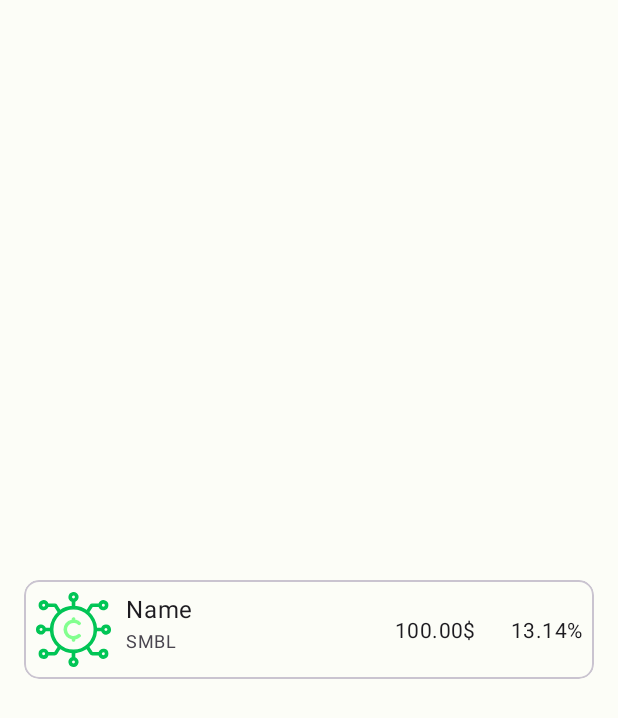
After one commit to hexley21/CoinFuse, an Android app: the layout coin_item.xml on its own in the app's theme, with its tools: preview values and no code run, on a phone screen of 412 x 824 dp. The commit adds this screen. Shown: the top 718 px of the screen. Run offline under Robolectric (Android 15) with nearby library versions, the phone set to English and light mode, and no system bars.

Commit message:
feat(coins/ui): add rv to fragment and create coin item layout

```diff
--- /dev/null
+++ b/app/src/main/res/layout/coin_item.xml
@@ -0,0 +1,90 @@
+<?xml version="1.0" encoding="utf-8"?>
+<layout xmlns:android="http://schemas.android.com/apk/res/android"
+    xmlns:app="http://schemas.android.com/apk/res-auto"
+    xmlns:tools="http://schemas.android.com/tools">
+
+    <data>
+        <variable name="name" type="String" />
+        <variable name="symbol" type="String" />
+        <variable name="price" type="String" />
+        <variable name="change" type="String" />
+    </data>
+
+    <com.google.android.material.card.MaterialCardView
+        android:id="@+id/card_view"
+        android:layout_width="match_parent"
+        android:layout_height="wrap_content"
+        android:layout_gravity="center"
+        android:layout_marginStart="16dp"
+        android:layout_marginTop="8dp"
+        android:layout_marginEnd="16dp"
+        android:elevation="3dp"
+        app:cardCornerRadius="10dp"
+        app:contentPadding="8dp">
+
+        <androidx.constraintlayout.widget.ConstraintLayout
+            android:layout_width="match_parent"
+            android:layout_height="wrap_content">
+
+            <androidx.appcompat.widget.AppCompatImageView
+                android:id="@+id/img_coin"
+                android:layout_width="50dp"
+                android:layout_height="50dp"
+                app:layout_constraintStart_toStartOf="parent"
+                app:layout_constraintTop_toTopOf="parent"
+                tools:src="@drawable/logo"/>
+
+            <com.google.android.material.textview.MaterialTextView
+                android:id="@+id/tv_name"
+                android:layout_width="wrap_content"
+                android:layout_height="wrap_content"
+                android:layout_marginStart="10dp"
+                android:ellipsize="end"
+                android:gravity="center|start"
+                android:maxLines="1"
+                android:scrollHorizontally="true"
+                android:text="@{name}"
+                android:textAppearance="?attr/textAppearanceBodyLarge"
+                app:layout_constraintStart_toEndOf="@+id/img_coin"
+                app:layout_constraintTop_toTopOf="parent"
+                tools:text="Name" />
+
+            <com.google.android.material.textview.MaterialTextView
+                android:id="@+id/tv_symbol"
+                android:layout_width="0dp"
+                android:layout_height="wrap_content"
+                android:layout_marginStart="10dp"
+                android:layout_marginTop="2dp"
+                android:text="@{symbol}"
+                android:textAppearance="?attr/textAppearanceBodySmall"
+                app:layout_constraintStart_toEndOf="@+id/img_coin"
+                app:layout_constraintTop_toBottomOf="@+id/tv_name"
+                tools:text="SMBL" />
+
+            <com.google.android.material.textview.MaterialTextView
+                android:id="@+id/tv_price"
+                android:layout_width="0dp"
+                android:layout_height="wrap_content"
+                android:layout_marginEnd="24dp"
+                android:gravity="end"
+                android:text="@{price}"
+                android:textAppearance="?attr/textAppearanceBody2"
+                app:layout_constraintBottom_toBottomOf="parent"
+                app:layout_constraintEnd_toStartOf="@+id/tv_change"
+                app:layout_constraintTop_toTopOf="parent"
+                tools:text="100.00$" />
+
+            <com.google.android.material.textview.MaterialTextView
+                android:id="@+id/tv_change"
+                android:layout_width="0dp"
+                android:layout_height="wrap_content"
+                android:text="@{change}"
+                android:textAppearance="?attr/textAppearanceBody2"
+                app:layout_constraintBottom_toBottomOf="parent"
+                app:layout_constraintEnd_toEndOf="parent"
+                app:layout_constraintTop_toTopOf="parent"
+                tools:text="13.14%" />
+        </androidx.constraintlayout.widget.ConstraintLayout>
+    </com.google.android.material.card.MaterialCardView>
+
+</layout>
--- a/app/src/main/res/layout/fragment_coins.xml
+++ b/app/src/main/res/layout/fragment_coins.xml
@@ -6,6 +6,11 @@
         android:layout_width="match_parent"
         android:layout_height="match_parent"
         tools:context=".presentation.fragments.coins.main.CoinsFragment">
+        <androidx.recyclerview.widget.RecyclerView
+            android:id="@+id/rv_coins"
+            android:layout_width="match_parent"
+            android:layout_height="match_parent">
 
+        </androidx.recyclerview.widget.RecyclerView>
     </RelativeLayout>
 </layout>
```
